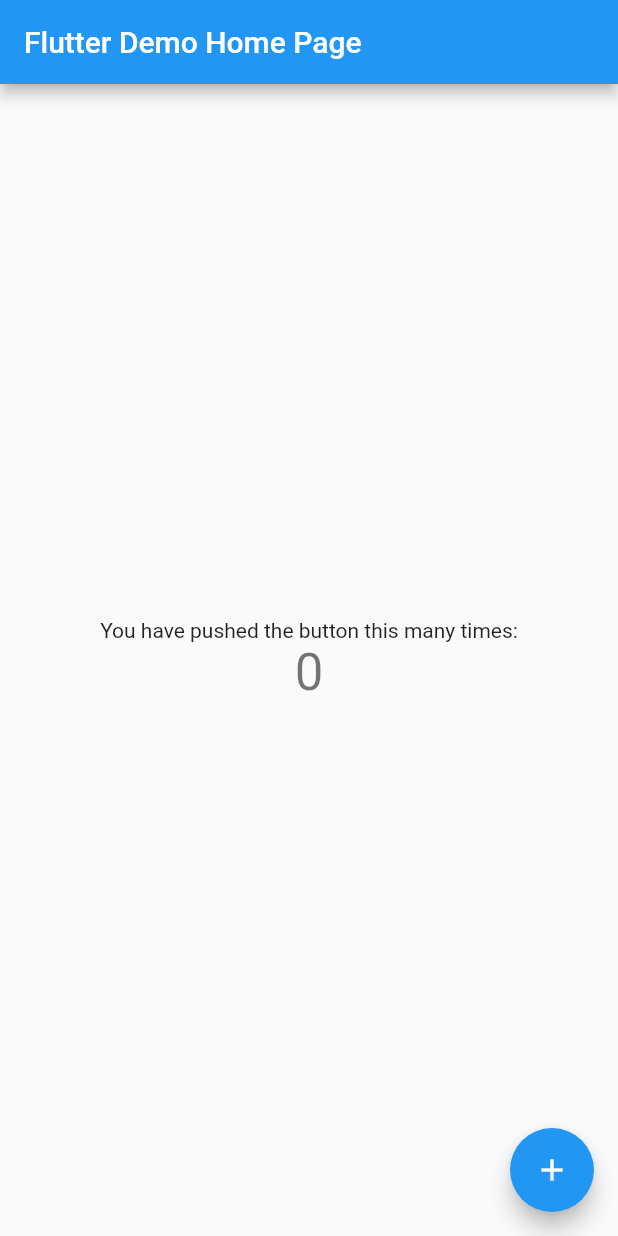
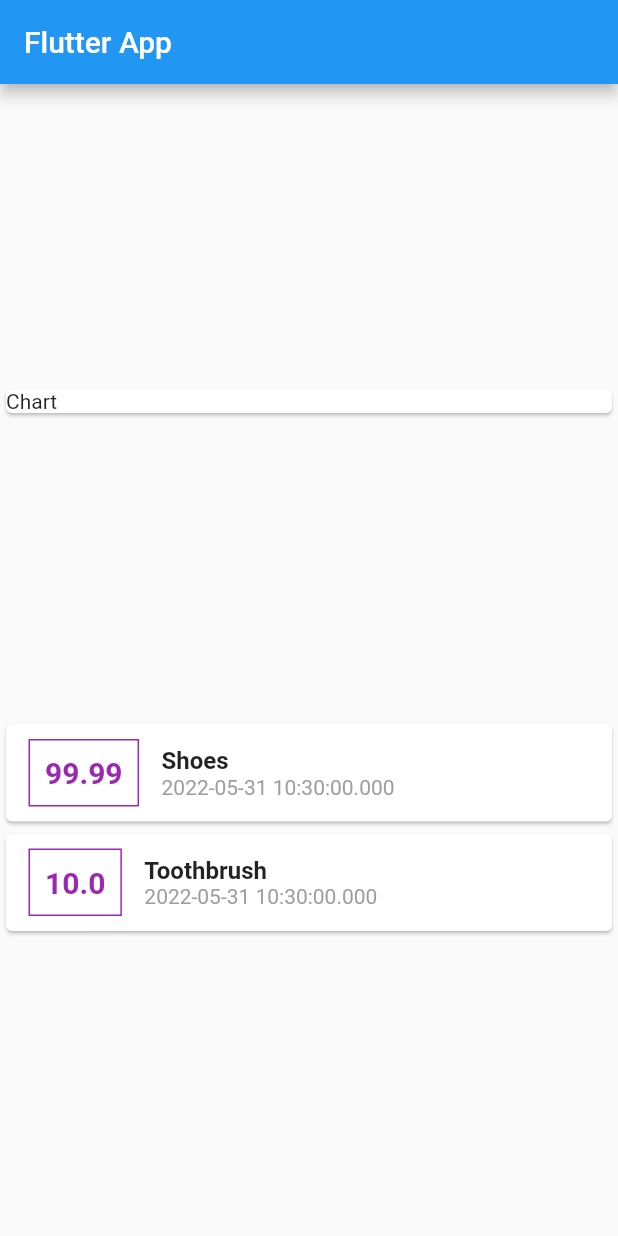
Before and after one commit to besimsherifi/flutter-expense_tracker, a Flutter app: the screen it shows after launch, on a phone screen of 412 x 824 dp. Run offline on Flutter 3.47's test engine with Material 2 defaults, Android fonts, the phone set to English and light mode, and no system bars.

Commit message:
commit: UI *UI changes

```diff
--- a/lib/main.dart
+++ b/lib/main.dart
@@ -1,115 +1,90 @@
+// ignore_for_file: prefer_const_constructors, prefer_const_literals_to_create_immutables, use_key_in_widget_constructors
+
+import 'package:expense_tracker/transaction.dart';
 import 'package:flutter/material.dart';
 
-void main() {
-  runApp(const MyApp());
-}
+void main() => runApp(MyApp());
 
 class MyApp extends StatelessWidget {
-  const MyApp({Key? key}) : super(key: key);
-
-  // This widget is the root of your application.
   @override
   Widget build(BuildContext context) {
     return MaterialApp(
-      title: 'Flutter Demo',
-      theme: ThemeData(
-        // This is the theme of your application.
-        //
-        // Try running your application with "flutter run". You'll see the
-        // application has a blue toolbar. Then, without quitting the app, try
-        // changing the primarySwatch below to Colors.green and then invoke
-        // "hot reload" (press "r" in the console where you ran "flutter run",
-        // or simply save your changes to "hot reload" in a Flutter IDE).
-        // Notice that the counter didn't reset back to zero; the application
-        // is not restarted.
-        primarySwatch: Colors.blue,
-      ),
-      home: const MyHomePage(title: 'Flutter Demo Home Page'),
+      title: 'Flutter App',
+      home: MyHomePage(),
     );
   }
 }
 
-class MyHomePage extends StatefulWidget {
-  const MyHomePage({Key? key, required this.title}) : super(key: key);
-
-  // This widget is the home page of your application. It is stateful, meaning
-  // that it has a State object (defined below) that contains fields that affect
-  // how it looks.
-
-  // This class is the configuration for the state. It holds the values (in this
-  // case the title) provided by the parent (in this case the App widget) and
-  // used by the build method of the State. Fields in a Widget subclass are
-  // always marked "final".
-
-  final String title;
-
-  @override
-  State<MyHomePage> createState() => _MyHomePageState();
-}
-
-class _MyHomePageState extends State<MyHomePage> {
-  int _counter = 0;
-
-  void _incrementCounter() {
-    setState(() {
-      // This call to setState tells the Flutter framework that something has
-      // changed in this State, which causes it to rerun the build method below
-      // so that the display can reflect the updated values. If we changed
-      // _counter without calling setState(), then the build method would not be
-      // called again, and so nothing would appear to happen.
-      _counter++;
-    });
-  }
+class MyHomePage extends StatelessWidget {
+  final List<Transaction> transactions = [
+    Transaction(
+      id: 't1',
+      title: 'Shoes',
+      amount: 99.99,
+      date: DateTime.now(),
+    ),
+    Transaction(
+      id: 't2',
+      title: 'Toothbrush',
+      amount: 10.00,
+      date: DateTime.now(),
+    ),
+  ];
 
   @override
   Widget build(BuildContext context) {
-    // This method is rerun every time setState is called, for instance as done
-    // by the _incrementCounter method above.
-    //
-    // The Flutter framework has been optimized to make rerunning build methods
-    // fast, so that you can just rebuild anything that needs updating rather
-    // than having to individually change instances of widgets.
     return Scaffold(
       appBar: AppBar(
-        // Here we take the value from the MyHomePage object that was created by
-        // the App.build method, and use it to set our appbar title.
-        title: Text(widget.title),
+        title: Text('Flutter App'),
       ),
-      body: Center(
-        // Center is a layout widget. It takes a single child and positions it
-        // in the middle of the parent.
-        child: Column(
-          // Column is also a layout widget. It takes a list of children and
-          // arranges them vertically. By default, it sizes itself to fit its
-          // children horizontally, and tries to be as tall as its parent.
-          //
-          // Invoke "debug painting" (press "p" in the console, choose the
-          // "Toggle Debug Paint" action from the Flutter Inspector in Android
-          // Studio, or the "Toggle Debug Paint" command in Visual Studio Code)
-          // to see the wireframe for each widget.
-          //
-          // Column has various properties to control how it sizes itself and
-          // how it positions its children. Here we use mainAxisAlignment to
-          // center the children vertically; the main axis here is the vertical
-          // axis because Columns are vertical (the cross axis would be
-          // horizontal).
-          mainAxisAlignment: MainAxisAlignment.center,
-          children: <Widget>[
-            const Text(
-              'You have pushed the button this many times:',
+      body: Column(
+          mainAxisAlignment: MainAxisAlignment.spaceEvenly,
+          crossAxisAlignment: CrossAxisAlignment.stretch,
+          children: [
+            Container(
+              width: double.infinity,
+              child: Card(
+                child: Text('Chart'),
+              ),
             ),
-            Text(
-              '$_counter',
-              style: Theme.of(context).textTheme.headline4,
-            ),
-          ],
-        ),
-      ),
-      floatingActionButton: FloatingActionButton(
-        onPressed: _incrementCounter,
-        tooltip: 'Increment',
-        child: const Icon(Icons.add),
-      ), // This trailing comma makes auto-formatting nicer for build methods.
+            Column(
+                children: transactions.map((tx) {
+              return Card(
+                child: Row(
+                  children: [
+                    Container(
+                      padding: EdgeInsets.all(10),
+                      margin:
+                          EdgeInsets.symmetric(vertical: 10, horizontal: 15),
+                      decoration: BoxDecoration(
+                          border: Border.all(color: Colors.purple)),
+                      child: Text(
+                        tx.amount.toString(),
+                        style: TextStyle(
+                            fontWeight: FontWeight.bold,
+                            fontSize: 20,
+                            color: Colors.purple),
+                      ),
+                    ),
+                    Column(
+                      crossAxisAlignment: CrossAxisAlignment.start,
+                      children: [
+                        Text(
+                          tx.title,
+                          style: TextStyle(
+                              fontSize: 16, fontWeight: FontWeight.bold),
+                        ),
+                        Text(
+                          tx.date.toString(),
+                          style: TextStyle(color: Colors.grey),
+                        )
+                      ],
+                    )
+                  ],
+                ),
+              );
+            }).toList())
+          ]),
     );
   }
 }
--- /dev/null
+++ b/lib/transaction.dart
@@ -0,0 +1,10 @@
+import 'package:flutter/foundation.dart';
+
+class Transaction {
+  final String id;
+  final String title;
+  final double amount;
+  final DateTime date;
+
+  Transaction({@required this.id, @required this.title, @required this.amount, @required this.date});
+}
--- a/pubspec.yaml
+++ b/pubspec.yaml
@@ -18,7 +18,7 @@ publish_to: 'none' # Remove this line if you wish to publish to pub.dev
 version: 1.0.0+1
 
 environment:
-  sdk: ">=2.17.1 <3.0.0"
+  sdk: ">=2.11.0 <3.0.0"
 
 # Dependencies specify other packages that your package needs in order to work.
 # To automatically upgrade your package dependencies to the latest versions
```
Also changed, not shown: pubspec.lock, 1 other file.
